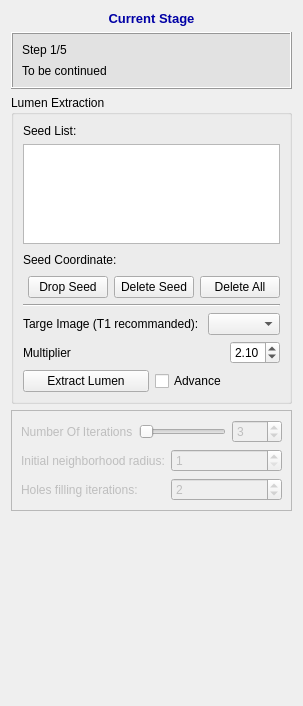
This is codes/Controller/InteractorStyles/QInteractorStyleLumenSeedsPlacer.ui in wuzhuobin/Vessel_Project as Qt 5 draws it before an edit. The edited form follows.
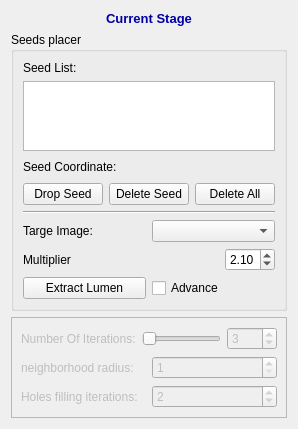
This is the edited form.

Patch:
```diff
--- a/codes/Controller/InteractorStyles/QInteractorStyleLumenSeedsPlacer.ui
+++ b/codes/Controller/InteractorStyles/QInteractorStyleLumenSeedsPlacer.ui
@@ -6,8 +6,8 @@
    <rect>
     <x>0</x>
     <y>0</y>
-    <width>295</width>
-    <height>706</height>
+    <width>277</width>
+    <height>425</height>
    </rect>
   </property>
   <property name="windowTitle">
@@ -31,76 +31,10 @@
      </property>
     </widget>
    </item>
-   <item>
-    <widget class="QFrame" name="frame_10">
-     <property name="minimumSize">
-      <size>
-       <width>0</width>
-       <height>0</height>
-      </size>
-     </property>
-     <property name="font">
-      <font>
-       <family>Arial</family>
-       <pointsize>10</pointsize>
-      </font>
-     </property>
-     <property name="styleSheet">
-      <string notr="true">background-color: rgb(226, 226, 226)</string>
-     </property>
-     <property name="frameShape">
-      <enum>QFrame::Box</enum>
-     </property>
-     <property name="frameShadow">
-      <enum>QFrame::Raised</enum>
-     </property>
-     <property name="lineWidth">
-      <number>1</number>
-     </property>
-     <layout class="QVBoxLayout" name="verticalLayout_25">
-      <property name="spacing">
-       <number>7</number>
-      </property>
-      <item>
-       <layout class="QVBoxLayout" name="verticalLayout_26">
-        <property name="spacing">
-         <number>7</number>
-        </property>
-        <item>
-         <layout class="QHBoxLayout" name="horizontalLayout_17">
-          <item>
-           <widget class="QLabel" name="label_40">
-            <property name="font">
-             <font>
-              <family>Arial</family>
-             </font>
-            </property>
-            <property name="text">
-             <string>Step 1/5</string>
-            </property>
-           </widget>
-          </item>
-         </layout>
-        </item>
-       </layout>
-      </item>
-      <item>
-       <widget class="QLabel" name="label_11">
-        <property name="text">
-         <string>To be continued</string>
-        </property>
-        <property name="wordWrap">
-         <bool>true</bool>
-        </property>
-       </widget>
-      </item>
-     </layout>
-    </widget>
-   </item>
    <item>
     <widget class="QGroupBox" name="groupBox_4">
      <property name="title">
-      <string>Lumen Extraction</string>
+      <string>Seeds placer</string>
      </property>
      <layout class="QVBoxLayout" name="verticalLayout">
       <item>
@@ -153,19 +87,6 @@
       </item>
       <item>
        <layout class="QHBoxLayout" name="horizontalLayout_33">
-        <item>
-         <spacer name="horizontalSpacer_2">
-          <property name="orientation">
-           <enum>Qt::Horizontal</enum>
-          </property>
-          <property name="sizeHint" stdset="0">
-           <size>
-            <width>40</width>
-            <height>20</height>
-           </size>
-          </property>
-         </spacer>
-        </item>
         <item>
          <widget class="QPushButton" name="dropSeedPushButton">
           <property name="text">
@@ -219,7 +140,7 @@
         <item>
          <widget class="QLabel" name="label_62">
           <property name="text">
-           <string>Targe Image (T1 recommanded): </string>
+           <string>Targe Image:</string>
           </property>
          </widget>
         </item>
@@ -237,19 +158,6 @@
           </property>
          </widget>
         </item>
-        <item>
-         <spacer name="horizontalSpacer_3">
-          <property name="orientation">
-           <enum>Qt::Horizontal</enum>
-          </property>
-          <property name="sizeHint" stdset="0">
-           <size>
-            <width>40</width>
-            <height>20</height>
-           </size>
-          </property>
-         </spacer>
-        </item>
         <item>
          <widget class="QDoubleSpinBox" name="doubleSpinBoxMultiplier">
           <property name="minimumSize">
@@ -341,20 +249,6 @@
         </property>
        </widget>
       </item>
-      <item row="2" column="0">
-       <widget class="QLabel" name="label_8">
-        <property name="text">
-         <string>Holes filling iterations: </string>
-        </property>
-       </widget>
-      </item>
-      <item row="1" column="0">
-       <widget class="QLabel" name="label">
-        <property name="text">
-         <string>Initial neighborhood radius:</string>
-        </property>
-       </widget>
-      </item>
       <item row="1" column="1">
        <widget class="QSpinBox" name="initialNeighbodhoodSpinBox">
         <property name="minimum">
@@ -373,7 +267,7 @@
         <item>
          <widget class="QLabel" name="label_3">
           <property name="text">
-           <string>Number Of Iterations</string>
+           <string>Number Of Iterations:</string>
           </property>
          </widget>
         </item>
@@ -423,6 +317,20 @@
         </item>
        </layout>
       </item>
+      <item row="1" column="0">
+       <widget class="QLabel" name="label">
+        <property name="text">
+         <string>neighborhood radius:</string>
+        </property>
+       </widget>
+      </item>
+      <item row="2" column="0">
+       <widget class="QLabel" name="label_8">
+        <property name="text">
+         <string>Holes filling iterations: </string>
+        </property>
+       </widget>
+      </item>
      </layout>
     </widget>
    </item>
```
Left out of the diff: 75 changed lines with no effect on the pictures.
